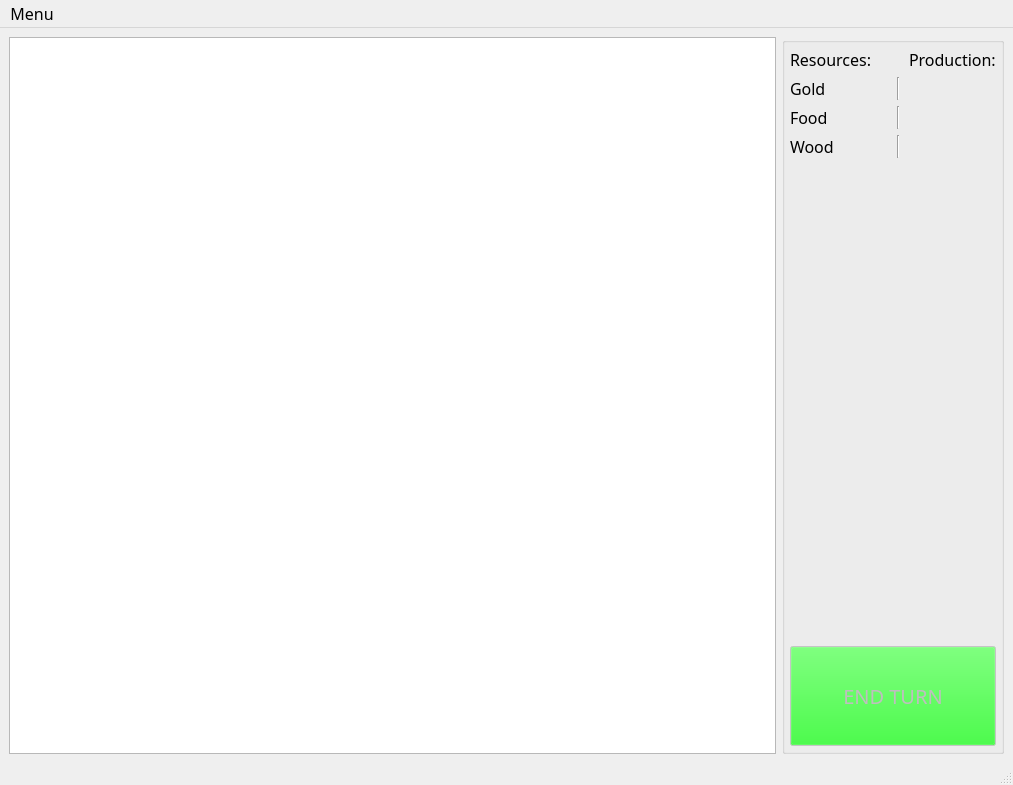
This is Game/mapwindow.ui in juhvv/programming3-2019-project as Qt 5 draws it before an edit. The edited form follows.
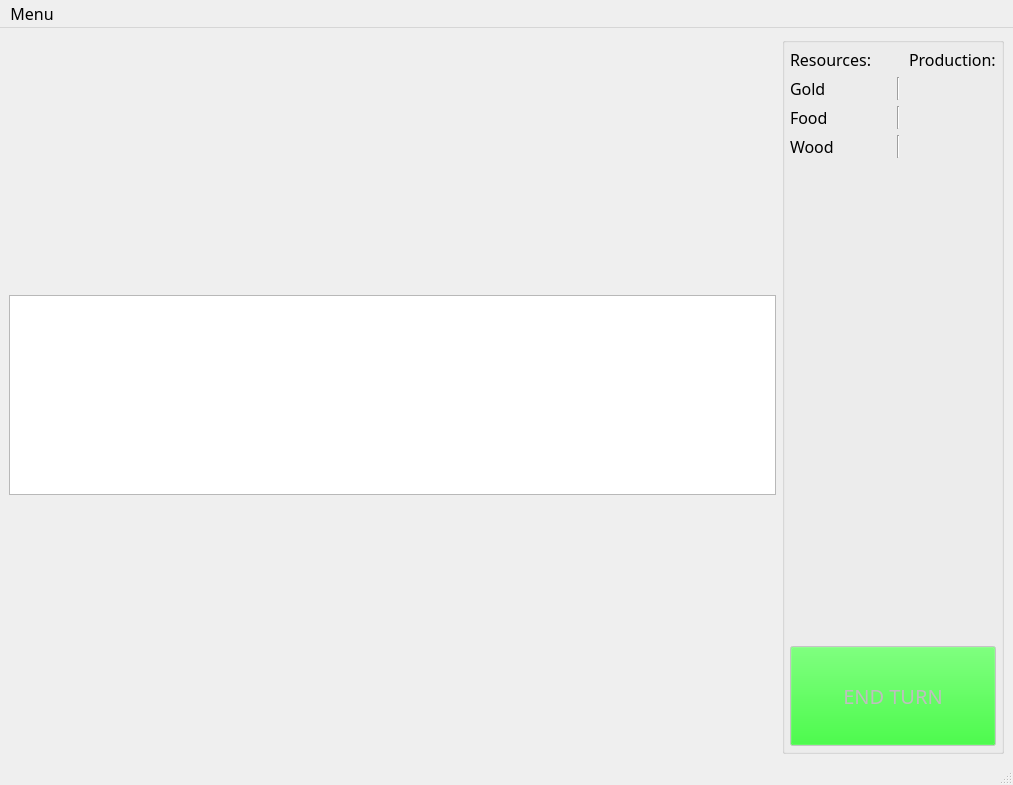
This is the edited form. Icons and pictures are not drawn.

Diff of the .ui file:
```diff
--- a/Game/mapwindow.ui
+++ b/Game/mapwindow.ui
@@ -340,11 +340,23 @@
         <item>
          <widget class="QTextBrowser" name="textBox">
           <property name="sizePolicy">
-           <sizepolicy hsizetype="Expanding" vsizetype="Minimum">
+           <sizepolicy hsizetype="Expanding" vsizetype="Expanding">
             <horstretch>0</horstretch>
             <verstretch>0</verstretch>
            </sizepolicy>
           </property>
+          <property name="minimumSize">
+           <size>
+            <width>0</width>
+            <height>100</height>
+           </size>
+          </property>
+          <property name="maximumSize">
+           <size>
+            <width>16777215</width>
+            <height>200</height>
+           </size>
+          </property>
           <property name="font">
            <font>
             <family>Linux Libertine Mono O</family>
```
Left out of the diff: 2 changed lines with no effect on the pictures.
